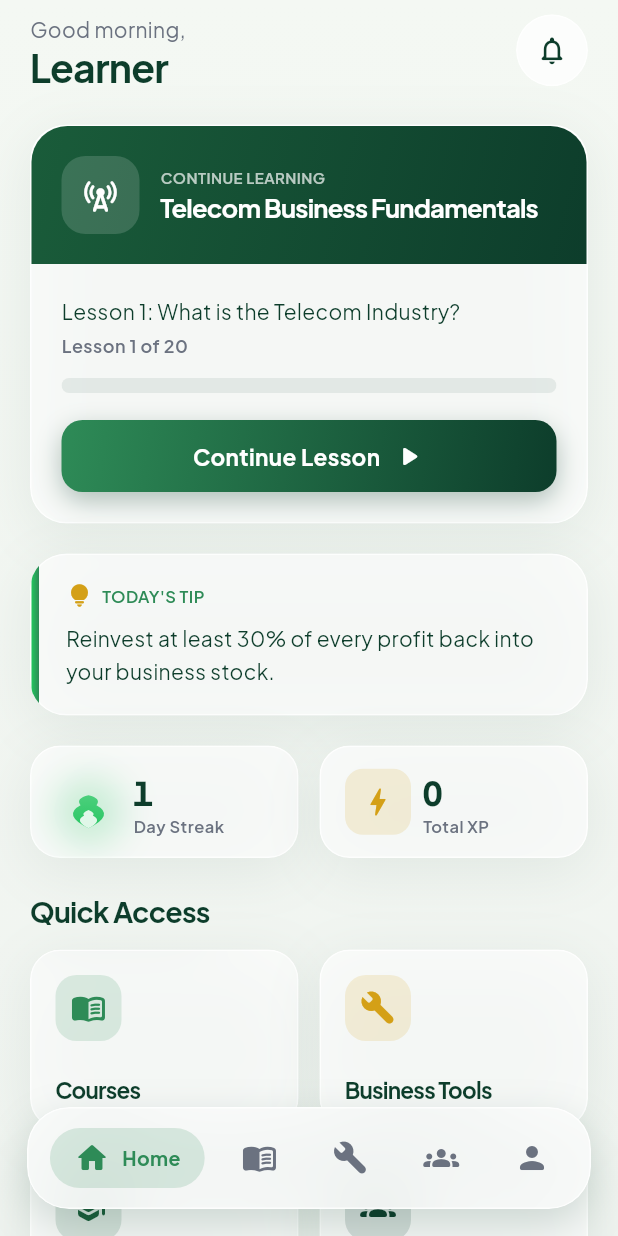
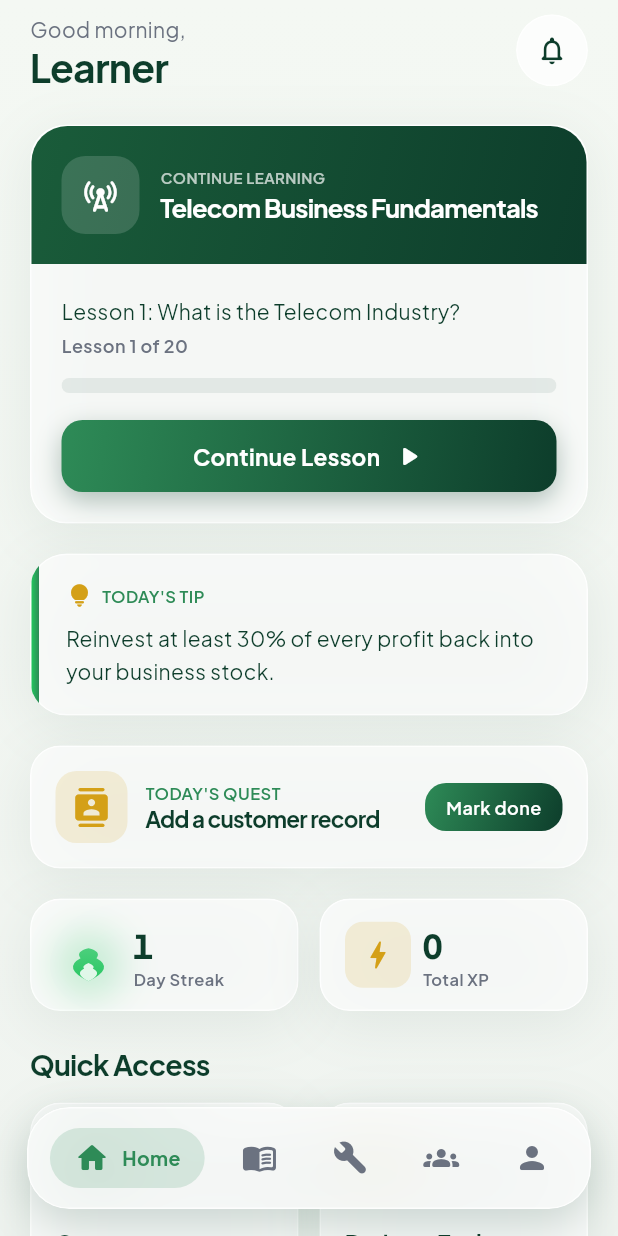
Before and after one commit to Akindiormi/nextel-connect, a Flutter app: the HomeShell screen opened directly, on a phone screen of 412 x 824 dp. Run offline on Flutter 3.47's test engine with Material 3 defaults, Android fonts, the phone set to English and light mode, and no system bars; our stand-ins replace google_fonts, shared_preferences; accounts and stored records are empty.

Commit message:
Add daily quest system, Savings and Break-Even calculators
- New rotating daily quest card on home screen, nudges testers toward
  a different feature each day (lessons, quizzes, each tool, achievements,
  community). Awards +10 XP once per day when marked done.
- New Savings Calculator tool: time to reach a savings goal from a
  weekly savings amount.
- New Break-Even Calculator tool: units needed to sell before turning
  a profit, given fixed costs, price, and cost per unit.
- Both new tools wired into ToolsScreen grid and use the existing
  ToolPage wrapper, so they auto-award the standard +5 XP tool-use bonus.

```diff
--- a/lib/screens/home/home_screen.dart
+++ b/lib/screens/home/home_screen.dart
@@ -135,6 +135,13 @@ class _HomeScreenState extends State<HomeScreen> {
           FadeSlideIn(
             delay: const Duration(milliseconds: 120),
             child: _TipCard(tip: tipForDate()),
+          ),
+          const SizedBox(height: 20),
+
+          // Today's quest
+          FadeSlideIn(
+            delay: const Duration(milliseconds: 160),
+            child: _DailyQuestCard(progress: _progress),
           ),
           const SizedBox(height: 20),
 
@@ -516,6 +523,90 @@ class _TipCard extends StatelessWidget {
   }
 }
 
+class _DailyQuestCard extends StatefulWidget {
+  final ProgressService progress;
+  const _DailyQuestCard({required this.progress});
+
+  @override
+  State<_DailyQuestCard> createState() => _DailyQuestCardState();
+}
+
+class _DailyQuestCardState extends State<_DailyQuestCard> {
+  bool _celebrating = false;
+
+  Future<void> _complete() async {
+    final gained = await widget.progress.completeTodaysQuest();
+    if (gained > 0 && mounted) {
+      setState(() => _celebrating = true);
+      Future.delayed(const Duration(milliseconds: 900), () {
+        if (mounted) setState(() => _celebrating = false);
+      });
+    }
+  }
+
+  @override
+  Widget build(BuildContext context) {
+    final quest = widget.progress.todaysQuest;
+    final done = widget.progress.questDoneToday;
+
+    return GlassCard(
+      padding: const EdgeInsets.all(16),
+      radius: 20,
+      child: Row(
+        children: [
+          Container(
+            width: 48,
+            height: 48,
+            decoration: BoxDecoration(
+              color: (done ? AppColors.success : AppColors.gold)
+                  .withValues(alpha: 0.15),
+              borderRadius: BorderRadius.circular(14),
+            ),
+            child: Icon(
+              done ? Icons.check_circle_rounded : quest.icon,
+              color: done ? AppColors.success : AppColors.gold,
+              size: 26,
+            ),
+          ),
+          const SizedBox(width: 12),
+          Expanded(
+            child: Column(
+              crossAxisAlignment: CrossAxisAlignment.start,
+              children: [
+                Text("TODAY'S QUEST",
+                    style: AppText.label(context,
+                        size: 11, color: AppColors.accentEmerald)),
+                const SizedBox(height: 2),
+                Text(quest.title, style: AppText.heading(context, size: 15)),
+              ],
+            ),
+          ),
+          const SizedBox(width: 8),
+          if (done)
+            Text(_celebrating ? '+$kQuestXp XP' : 'Done',
+                style: AppText.label(context,
+                    size: 12, color: AppColors.success))
+          else
+            GestureDetector(
+              onTap: _complete,
+              child: Container(
+                padding:
+                    const EdgeInsets.symmetric(horizontal: 14, vertical: 8),
+                decoration: BoxDecoration(
+                  gradient: AppGradients.primaryButton,
+                  borderRadius: BorderRadius.circular(14),
+                ),
+                child: Text('Mark done',
+                    style: AppText.label(context,
+                        size: 12, color: Colors.white)),
+              ),
+            ),
+        ],
+      ),
+    );
+  }
+}
+
 class _QuickTile extends StatelessWidget {
   final IconData icon;
   final String label;
--- a/lib/screens/tools/tools_screen.dart
+++ b/lib/screens/tools/tools_screen.dart
@@ -8,6 +8,8 @@ import 'pricing_calculator.dart';
 import 'business_checklist.dart';
 import 'customer_records.dart';
 import 'goal_tracker.dart';
+import 'savings_calculator.dart';
+import 'breakeven_calculator.dart';
 
 class ToolDef {
   final String id;
@@ -43,6 +45,10 @@ class _ToolsScreenState extends State<ToolsScreen> {
         Icons.contacts_rounded, AppColors.primaryDark, () => const CustomerRecords()),
     ToolDef('goals', 'Goal Tracker', 'Hit weekly targets',
         Icons.flag_rounded, AppColors.gold, () => const GoalTracker()),
+    ToolDef('savings', 'Savings Calculator', 'Reach your savings goal',
+        Icons.savings_rounded, AppColors.accentEmerald, () => const SavingsCalculator()),
+    ToolDef('breakeven', 'Break-Even Calculator', 'Units to turn a profit',
+        Icons.balance_rounded, AppColors.primaryDark, () => const BreakevenCalculator()),
   ];
 
   @override
--- a/lib/services/progress_service.dart
+++ b/lib/services/progress_service.dart
@@ -13,6 +13,32 @@ const int kCourseCompleteXp = 100;
 const int kStreak7BonusXp = 50;
 const int kStreak30BonusXp = 200;
 const int kToolUseXp = 5;
+const int kQuestXp = 10;
+
+/// A single daily quest definition — a nudge toward one specific feature.
+class DailyQuest {
+  final String id;
+  final String title;
+  final IconData icon;
+  const DailyQuest(this.id, this.title, this.icon);
+}
+
+/// Rotating pool of daily quests. One is picked per day (by date), cycling
+/// through so testers get pointed at a different part of the app each day.
+const List<DailyQuest> kDailyQuests = [
+  DailyQuest('lesson', 'Complete a lesson today', Icons.menu_book_rounded),
+  DailyQuest('quiz', 'Pass a quiz today', Icons.quiz_rounded),
+  DailyQuest('tool_pricing', 'Try the Pricing Tool', Icons.sell_rounded),
+  DailyQuest('tool_profit', 'Try the Profit Margin tool', Icons.trending_up_rounded),
+  DailyQuest('tool_savings', 'Try the Savings Calculator', Icons.savings_rounded),
+  DailyQuest('tool_breakeven', 'Try the Break-Even Calculator', Icons.balance_rounded),
+  DailyQuest('tool_startup', 'Try the Startup Cost tool', Icons.receipt_long_rounded),
+  DailyQuest('tool_checklist', 'Check off a Business Checklist step', Icons.checklist_rounded),
+  DailyQuest('tool_customers', 'Add a customer record', Icons.contacts_rounded),
+  DailyQuest('tool_goals', 'Update your Goal Tracker', Icons.flag_rounded),
+  DailyQuest('achievements', 'Check your Achievements page', Icons.emoji_events_rounded),
+  DailyQuest('community', 'Visit the Community tab', Icons.groups_rounded),
+];
 
 /// A named level threshold.
 class AppLevel {
@@ -90,6 +116,7 @@ class ProgressService extends ChangeNotifier {
   List<XpEvent> _xpHistory = [];
   Map<String, int> _goals = {}; // goal title -> target
   Map<String, int> _goalProgress = {}; // goal title -> current
+  Set<String> _questDoneDates = {}; // "yyyy-mm-dd" entries where quest was completed
 
   // ---- getters ----
   int get xp => _xp;
@@ -103,6 +130,14 @@ class ProgressService extends ChangeNotifier {
   Map<String, int> get goals => _goals;
   Map<String, int> get goalProgress => _goalProgress;
   Map<String, String> get bookmarks => _bookmarks;
+
+  /// Today's rotating quest — picked deterministically from the calendar day
+  /// so every tester sees the same quest on a given day.
+  DailyQuest get todaysQuest =>
+      kDailyQuests[DateTime.now().difference(DateTime(2026, 1, 1)).inDays %
+          kDailyQuests.length];
+
+  bool get questDoneToday => _questDoneDates.contains(_dayKey(DateTime.now()));
 
   AppLevel get currentLevel {
     AppLevel result = kLevels.first;
@@ -203,6 +238,7 @@ class ProgressService extends ChangeNotifier {
     _bookmarks = _decodeStringMap(_prefs.getString('bookmarks'));
     _goals = _decodeIntMap(_prefs.getString('goals'));
     _goalProgress = _decodeIntMap(_prefs.getString('goalProgress'));
+    _questDoneDates = (_prefs.getStringList('questDoneDates') ?? []).toSet();
     final histRaw = _prefs.getString('xpHistory');
     if (histRaw != null) {
       _xpHistory = (jsonDecode(histRaw) as List)
@@ -368,6 +404,19 @@ class ProgressService extends ChangeNotifier {
     notifyListeners();
   }
 
+  /// Marks today's quest complete and awards XP (once per day).
+  Future<int> completeTodaysQuest() async {
+    final today = _dayKey(DateTime.now());
+    if (_questDoneDates.contains(today)) return 0;
+    _questDoneDates.add(today);
+    _xp += kQuestXp;
+    _logXp('Completed daily quest', kQuestXp);
+    _evaluateAchievements();
+    await _persist();
+    notifyListeners();
+    return kQuestXp;
+  }
+
   Future<void> removeGoal(String title) async {
     _goals.remove(title);
     _goalProgress.remove(title);
@@ -395,6 +444,7 @@ class ProgressService extends ChangeNotifier {
     _xpHistory.clear();
     _goals.clear();
     _goalProgress.clear();
+    _questDoneDates.clear();
     await _persist();
     notifyListeners();
   }
@@ -460,6 +510,7 @@ class ProgressService extends ChangeNotifier {
     await _prefs.setString('bookmarks', jsonEncode(_bookmarks));
     await _prefs.setString('goals', jsonEncode(_goals));
     await _prefs.setString('goalProgress', jsonEncode(_goalProgress));
+    await _prefs.setStringList('questDoneDates', _questDoneDates.toList());
     await _prefs.setString(
         'xpHistory', jsonEncode(_xpHistory.map((e) => e.toMap()).toList()));
   }
```
Also changed, not shown: lib/screens/tools/breakeven_calculator.dart (added, +123 -0 lines), lib/screens/tools/savings_calculator.dart (added, +111 -0 lines).
